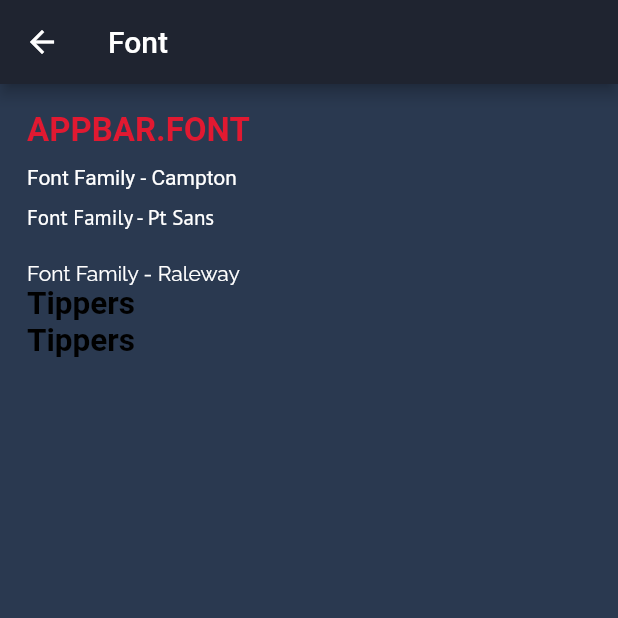
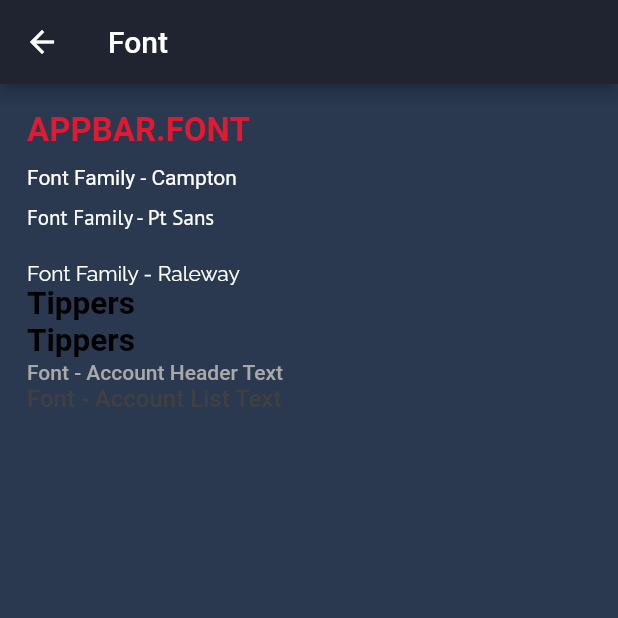
Before and after one commit to oss-homecredit-id/flutter-direct, a Flutter app: the FontScreen screen opened by its route, on a phone screen of 412 x 824 dp, the top half of it. Run offline on Flutter 3.47's test engine with Material 2 defaults, Android fonts, the phone set to English and light mode, and no system bars; our stand-ins replace auto_size_text, carousel_slider, flutter_slidable; Roboto replaces fonts that are missing (Campton).

Commit message:
add more text style

```diff
--- a/example/lib/revision/font/font_screen.dart
+++ b/example/lib/revision/font/font_screen.dart
@@ -56,7 +56,13 @@ class FontScreen extends StatelessWidget {
                 DirectText(
                     data: 'Tippers', textStyle: DirectTextStyle.titleTextStyle),
                 DirectText(
-                    data: 'Tippers', textStyle: DirectTextStyle.titleTextStyle)
+                    data: 'Tippers', textStyle: DirectTextStyle.titleTextStyle),
+                DirectText(
+                    data: 'Font - Account Header Text',
+                    textStyle: DirectTextStyle.accountHeaderTextStyle),
+                DirectText(
+                    data: 'Font - Account List Text',
+                    textStyle: DirectTextStyle.accountListTextStyle)
               ],
             ),
           )),
--- a/lib/revision/atoms/text/general/direct_text_style.dart
+++ b/lib/revision/atoms/text/general/direct_text_style.dart
@@ -16,11 +16,23 @@ class DirectTextStyle {
       color: Colors.black,
       fontWeight: FontWeight.bold);
 
-  static const TextStyle inboxReadTitleStyle = TextStyle(
+  static const TextStyle inboxReadStyle = TextStyle(
       fontFamily: DirectFont.PtSans,
       fontWeight: FontWeight.normal,
       fontSize: 13);
 
-  static const TextStyle inboxUnreadTitleStyle = TextStyle(
+  static const TextStyle inboxUnreadStyle = TextStyle(
       fontFamily: DirectFont.PtSans, fontWeight: FontWeight.bold, fontSize: 13);
+
+  static const TextStyle accountHeaderTextStyle = TextStyle(
+      color: Color.fromARGB(255, 169, 169, 169),
+      fontFamily: DirectFont.Campton,
+      fontWeight: FontWeight.w500,
+      fontSize: 14);
+
+  static const TextStyle accountListTextStyle = TextStyle(
+      color: Color.fromARGB(255, 64, 64, 64),
+      fontFamily: DirectFont.Campton,
+      fontWeight: FontWeight.w500,
+      fontSize: 16);
 }
```
